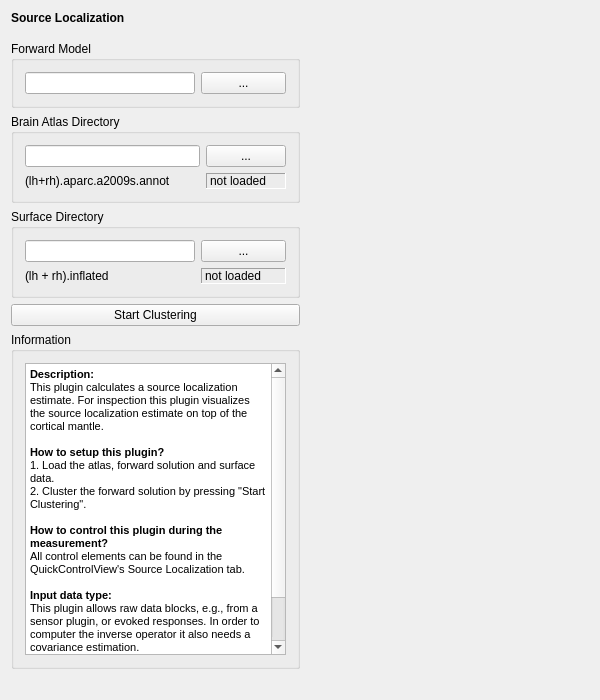
Before: the Qt Designer form applications/mne_scan/plugins/rtcmne/FormFiles/rtcmnesetup.ui in mne-tools/mne-cpp, drawn with Qt 5.
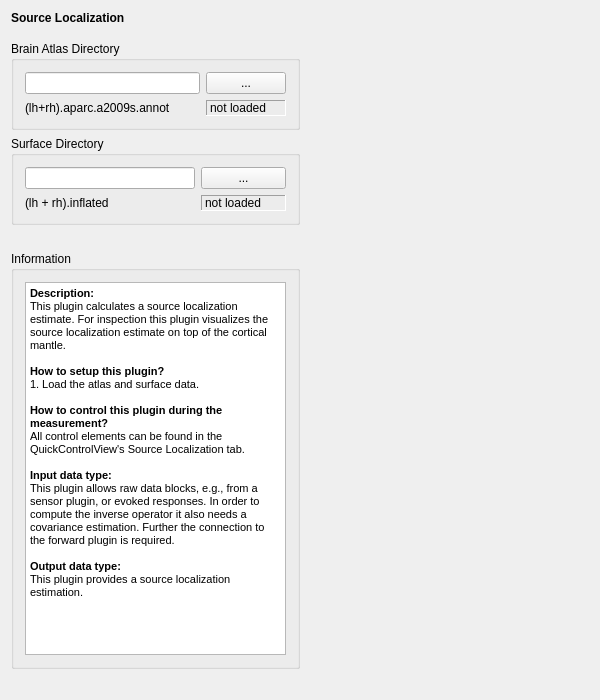
After: the same form once the commit is applied.

Commit message: Remove forward solution and clustering from rtcmne plugin

```diff
--- a/applications/mne_scan/plugins/rtcmne/FormFiles/rtcmnesetup.ui
+++ b/applications/mne_scan/plugins/rtcmne/FormFiles/rtcmnesetup.ui
@@ -45,43 +45,7 @@
    </item>
    <item>
     <layout class="QGridLayout" name="m_qGridLayout_main">
-     <item row="3" column="0">
-      <widget class="QPushButton" name="m_qPushButonStartClustering">
-       <property name="text">
-        <string>Start Clustering</string>
-       </property>
-      </widget>
-     </item>
      <item row="0" column="0">
-      <widget class="QGroupBox" name="m_qGroupBox_ForwardSolution">
-       <property name="title">
-        <string>Forward Model</string>
-       </property>
-       <property name="flat">
-        <bool>false</bool>
-       </property>
-       <layout class="QGridLayout" name="m_qGridLayout_Fwd">
-        <item row="0" column="0" colspan="2">
-         <widget class="QLineEdit" name="m_qLineEdit_FwdFileName">
-          <property name="minimumSize">
-           <size>
-            <width>140</width>
-            <height>0</height>
-           </size>
-          </property>
-         </widget>
-        </item>
-        <item row="0" column="2">
-         <widget class="QPushButton" name="m_qPushButton_FwdFileDialog">
-          <property name="text">
-           <string>...</string>
-          </property>
-         </widget>
-        </item>
-       </layout>
-      </widget>
-     </item>
-     <item row="1" column="0">
       <widget class="QGroupBox" name="m_qGroupBox_AtlasDir">
        <property name="title">
         <string>Brain Atlas Directory</string>
@@ -127,41 +91,7 @@
        </layout>
       </widget>
      </item>
-     <item row="4" column="0">
-      <widget class="QGroupBox" name="m_qGroupBox_Information">
-       <property name="title">
-        <string>Information</string>
-       </property>
-       <layout class="QGridLayout" name="m_qGridLayout_Information">
-        <item row="0" column="0">
-         <widget class="QTextBrowser" name="m_qTextBrowser_Information">
-          <property name="html">
-           <string>&lt;!DOCTYPE HTML PUBLIC &quot;-//W3C//DTD HTML 4.0//EN&quot; &quot;http://www.w3.org/TR/REC-html40/strict.dtd&quot;&gt;
-&lt;html&gt;&lt;head&gt;&lt;meta name=&quot;qrichtext&quot; content=&quot;1&quot; /&gt;&lt;style type=&quot;text/css&quot;&gt;
-p, li { white-space: pre-wrap; }
-&lt;/style&gt;&lt;/head&gt;&lt;body style=&quot; font-family:'MS Shell Dlg 2'; font-size:8.25pt; font-weight:400; font-style:normal;&quot;&gt;
-&lt;p style=&quot; margin-top:0px; margin-bottom:0px; margin-left:0px; margin-right:0px; -qt-block-indent:0; text-indent:0px;&quot;&gt;&lt;span style=&quot; font-weight:600;&quot;&gt;Description:&lt;/span&gt;&lt;/p&gt;
-&lt;p style=&quot; margin-top:0px; margin-bottom:0px; margin-left:0px; margin-right:0px; -qt-block-indent:0; text-indent:0px;&quot;&gt;This plugin calculates a source localization estimate. For inspection this plugin visualizes the source localization estimate on top of the cortical mantle.&lt;/p&gt;
-&lt;p style=&quot;-qt-paragraph-type:empty; margin-top:0px; margin-bottom:0px; margin-left:0px; margin-right:0px; -qt-block-indent:0; text-indent:0px;&quot;&gt;&lt;br /&gt;&lt;/p&gt;
-&lt;p style=&quot; margin-top:0px; margin-bottom:0px; margin-left:0px; margin-right:0px; -qt-block-indent:0; text-indent:0px;&quot;&gt;&lt;span style=&quot; font-weight:600;&quot;&gt;How to setup this plugin?&lt;/span&gt;&lt;/p&gt;
-&lt;p style=&quot; margin-top:0px; margin-bottom:0px; margin-left:0px; margin-right:0px; -qt-block-indent:0; text-indent:0px;&quot;&gt;1. Load the atlas, forward solution and surface data.&lt;/p&gt;
-&lt;p style=&quot; margin-top:0px; margin-bottom:0px; margin-left:0px; margin-right:0px; -qt-block-indent:0; text-indent:0px;&quot;&gt;2. Cluster the forward solution by pressing &amp;quot;Start Clustering&amp;quot;.&lt;/p&gt;
-&lt;p style=&quot;-qt-paragraph-type:empty; margin-top:0px; margin-bottom:0px; margin-left:0px; margin-right:0px; -qt-block-indent:0; text-indent:0px;&quot;&gt;&lt;br /&gt;&lt;/p&gt;
-&lt;p style=&quot; margin-top:0px; margin-bottom:0px; margin-left:0px; margin-right:0px; -qt-block-indent:0; text-indent:0px;&quot;&gt;&lt;span style=&quot; font-weight:600;&quot;&gt;How to control this plugin during the measurement?&lt;/span&gt;&lt;/p&gt;
-&lt;p style=&quot; margin-top:0px; margin-bottom:0px; margin-left:0px; margin-right:0px; -qt-block-indent:0; text-indent:0px;&quot;&gt;All control elements can be found in the QuickControlView's Source Localization tab.&lt;/p&gt;
-&lt;p style=&quot;-qt-paragraph-type:empty; margin-top:0px; margin-bottom:0px; margin-left:0px; margin-right:0px; -qt-block-indent:0; text-indent:0px;&quot;&gt;&lt;br /&gt;&lt;/p&gt;
-&lt;p style=&quot; margin-top:0px; margin-bottom:0px; margin-left:0px; margin-right:0px; -qt-block-indent:0; text-indent:0px;&quot;&gt;&lt;span style=&quot; font-weight:600;&quot;&gt;Input data type:&lt;/span&gt;&lt;/p&gt;
-&lt;p style=&quot; margin-top:0px; margin-bottom:0px; margin-left:0px; margin-right:0px; -qt-block-indent:0; text-indent:0px;&quot;&gt;This plugin allows raw data blocks, e.g., from a sensor plugin, or evoked responses. In order to computer the inverse operator it also needs a covariance estimation.&lt;/p&gt;
-&lt;p style=&quot;-qt-paragraph-type:empty; margin-top:0px; margin-bottom:0px; margin-left:0px; margin-right:0px; -qt-block-indent:0; text-indent:0px;&quot;&gt;&lt;br /&gt;&lt;/p&gt;
-&lt;p style=&quot; margin-top:0px; margin-bottom:0px; margin-left:0px; margin-right:0px; -qt-block-indent:0; text-indent:0px;&quot;&gt;&lt;span style=&quot; font-weight:600;&quot;&gt;Output data type:&lt;/span&gt;&lt;/p&gt;
-&lt;p style=&quot; margin-top:0px; margin-bottom:0px; margin-left:0px; margin-right:0px; -qt-block-indent:0; text-indent:0px;&quot;&gt;This plugin provides a source localization estimation.&lt;/p&gt;&lt;/body&gt;&lt;/html&gt;</string>
-          </property>
-         </widget>
-        </item>
-       </layout>
-      </widget>
-     </item>
-     <item row="2" column="0">
+     <item row="1" column="0">
       <widget class="QGroupBox" name="m_qGroupBox_SurfaceDir">
        <property name="title">
         <string>Surface Directory</string>
@@ -207,7 +137,40 @@
        </layout>
       </widget>
      </item>
-     <item row="3" column="1">
+     <item row="3" column="0">
+      <widget class="QGroupBox" name="m_qGroupBox_Information">
+       <property name="title">
+        <string>Information</string>
+       </property>
+       <layout class="QGridLayout" name="m_qGridLayout_Information">
+        <item row="0" column="0">
+         <widget class="QTextBrowser" name="m_qTextBrowser_Information">
+          <property name="html">
+           <string>&lt;!DOCTYPE HTML PUBLIC &quot;-//W3C//DTD HTML 4.0//EN&quot; &quot;http://www.w3.org/TR/REC-html40/strict.dtd&quot;&gt;
+&lt;html&gt;&lt;head&gt;&lt;meta name=&quot;qrichtext&quot; content=&quot;1&quot; /&gt;&lt;style type=&quot;text/css&quot;&gt;
+p, li { white-space: pre-wrap; }
+&lt;/style&gt;&lt;/head&gt;&lt;body style=&quot; font-family:'MS Shell Dlg 2'; font-size:7.875pt; font-weight:400; font-style:normal;&quot;&gt;
+&lt;p style=&quot; margin-top:0px; margin-bottom:0px; margin-left:0px; margin-right:0px; -qt-block-indent:0; text-indent:0px;&quot;&gt;&lt;span style=&quot; font-size:8.25pt; font-weight:600;&quot;&gt;Description:&lt;/span&gt;&lt;/p&gt;
+&lt;p style=&quot; margin-top:0px; margin-bottom:0px; margin-left:0px; margin-right:0px; -qt-block-indent:0; text-indent:0px;&quot;&gt;&lt;span style=&quot; font-size:8.25pt;&quot;&gt;This plugin calculates a source localization estimate. For inspection this plugin visualizes the source localization estimate on top of the cortical mantle.&lt;/span&gt;&lt;/p&gt;
+&lt;p style=&quot;-qt-paragraph-type:empty; margin-top:0px; margin-bottom:0px; margin-left:0px; margin-right:0px; -qt-block-indent:0; text-indent:0px; font-size:8.25pt;&quot;&gt;&lt;br /&gt;&lt;/p&gt;
+&lt;p style=&quot; margin-top:0px; margin-bottom:0px; margin-left:0px; margin-right:0px; -qt-block-indent:0; text-indent:0px;&quot;&gt;&lt;span style=&quot; font-size:8.25pt; font-weight:600;&quot;&gt;How to setup this plugin?&lt;/span&gt;&lt;/p&gt;
+&lt;p style=&quot; margin-top:0px; margin-bottom:0px; margin-left:0px; margin-right:0px; -qt-block-indent:0; text-indent:0px;&quot;&gt;&lt;span style=&quot; font-size:8.25pt;&quot;&gt;1. Load the atlas and surface data.&lt;/span&gt;&lt;/p&gt;
+&lt;p style=&quot;-qt-paragraph-type:empty; margin-top:0px; margin-bottom:0px; margin-left:0px; margin-right:0px; -qt-block-indent:0; text-indent:0px;&quot;&gt;&lt;br /&gt;&lt;/p&gt;
+&lt;p style=&quot; margin-top:0px; margin-bottom:0px; margin-left:0px; margin-right:0px; -qt-block-indent:0; text-indent:0px;&quot;&gt;&lt;span style=&quot; font-size:8.25pt; font-weight:600;&quot;&gt;How to control this plugin during the measurement?&lt;/span&gt;&lt;/p&gt;
+&lt;p style=&quot; margin-top:0px; margin-bottom:0px; margin-left:0px; margin-right:0px; -qt-block-indent:0; text-indent:0px;&quot;&gt;&lt;span style=&quot; font-size:8.25pt;&quot;&gt;All control elements can be found in the QuickControlView's Source Localization tab.&lt;/span&gt;&lt;/p&gt;
+&lt;p style=&quot;-qt-paragraph-type:empty; margin-top:0px; margin-bottom:0px; margin-left:0px; margin-right:0px; -qt-block-indent:0; text-indent:0px; font-size:8.25pt;&quot;&gt;&lt;br /&gt;&lt;/p&gt;
+&lt;p style=&quot; margin-top:0px; margin-bottom:0px; margin-left:0px; margin-right:0px; -qt-block-indent:0; text-indent:0px;&quot;&gt;&lt;span style=&quot; font-size:8.25pt; font-weight:600;&quot;&gt;Input data type:&lt;/span&gt;&lt;/p&gt;
+&lt;p style=&quot; margin-top:0px; margin-bottom:0px; margin-left:0px; margin-right:0px; -qt-block-indent:0; text-indent:0px;&quot;&gt;&lt;span style=&quot; font-size:8.25pt;&quot;&gt;This plugin allows raw data blocks, e.g., from a sensor plugin, or evoked responses. In order to compute the inverse operator it also needs a covariance estimation. Further the connection to the forward plugin is required.&lt;/span&gt;&lt;/p&gt;
+&lt;p style=&quot;-qt-paragraph-type:empty; margin-top:0px; margin-bottom:0px; margin-left:0px; margin-right:0px; -qt-block-indent:0; text-indent:0px; font-size:8.25pt;&quot;&gt;&lt;br /&gt;&lt;/p&gt;
+&lt;p style=&quot; margin-top:0px; margin-bottom:0px; margin-left:0px; margin-right:0px; -qt-block-indent:0; text-indent:0px;&quot;&gt;&lt;span style=&quot; font-size:8.25pt; font-weight:600;&quot;&gt;Output data type:&lt;/span&gt;&lt;/p&gt;
+&lt;p style=&quot; margin-top:0px; margin-bottom:0px; margin-left:0px; margin-right:0px; -qt-block-indent:0; text-indent:0px;&quot;&gt;&lt;span style=&quot; font-size:8.25pt;&quot;&gt;This plugin provides a source localization estimation.&lt;/span&gt;&lt;/p&gt;&lt;/body&gt;&lt;/html&gt;</string>
+          </property>
+         </widget>
+        </item>
+       </layout>
+      </widget>
+     </item>
+     <item row="2" column="1">
       <spacer name="horizontalSpacer">
        <property name="orientation">
         <enum>Qt::Horizontal</enum>
```
The commit also changes 4 other files.
